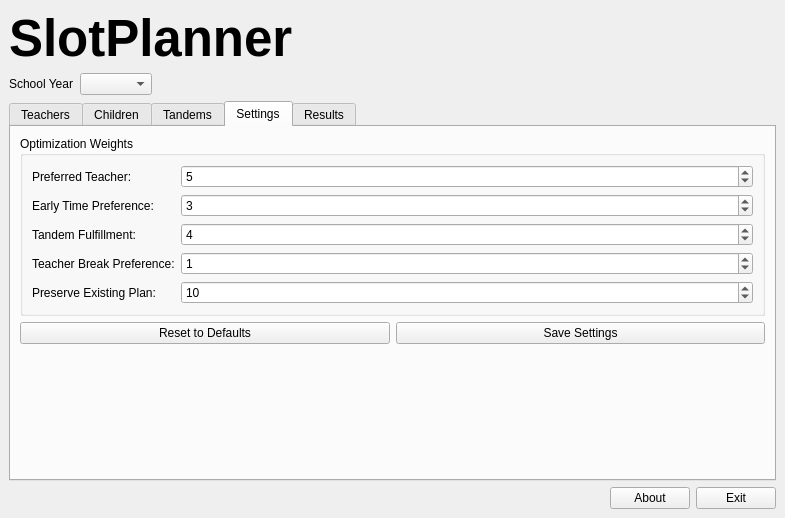
Qt form app/ui/main_window_v2.ui (wkeram/SlotPlanner) before a commit.
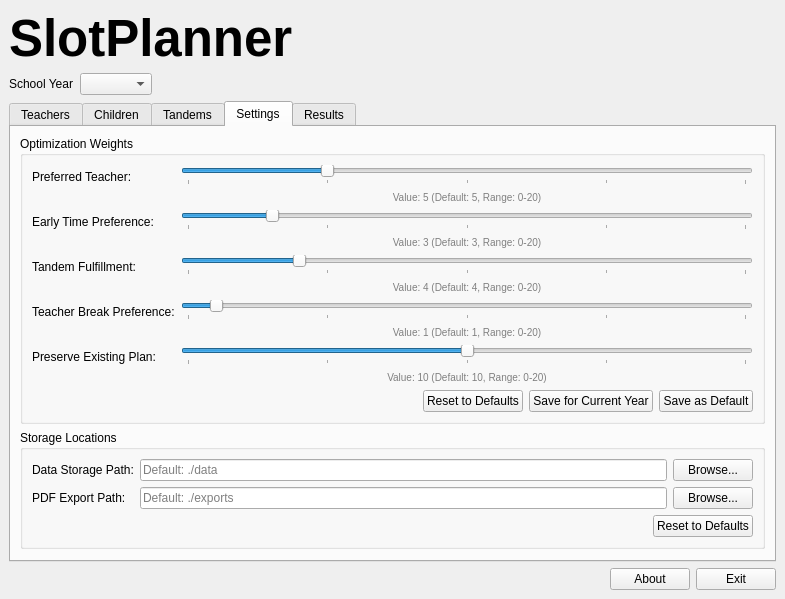
The same form after that commit. The open tabs and pages were chosen to show the change.

Commit message: feat: Refactor optimization weights handling with sliders and UI updates fix: Enhance storage path management with loading and resetting functionality

Diff of the .ui file:
```diff
--- a/app/ui/main_window_v2.ui
+++ b/app/ui/main_window_v2.ui
@@ -223,6 +223,8 @@
             <property name="title">
              <string>Optimization Weights</string>
             </property>
+            <layout class="QVBoxLayout" name="verticalLayout_weights">
+             <item>
             <layout class="QFormLayout" name="formLayoutWeights">
              <item row="0" column="0">
               <widget class="QLabel" name="labelPreferredTeacher">
@@ -232,7 +234,9 @@
               </widget>
              </item>
              <item row="0" column="1">
-              <widget class="QSpinBox" name="spinPreferredTeacher">
+              <layout class="QVBoxLayout" name="layoutPreferredTeacher">
+               <item>
+                <widget class="QSlider" name="sliderPreferredTeacher">
                <property name="minimum">
                 <number>0</number>
                </property>
@@ -242,7 +246,31 @@
                <property name="value">
                 <number>5</number>
                </property>
-              </widget>
+                 <property name="orientation">
+                  <enum>Qt::Orientation::Horizontal</enum>
+                 </property>
+                 <property name="tickPosition">
+                  <enum>QSlider::TickPosition::TicksBelow</enum>
+                 </property>
+                 <property name="tickInterval">
+                  <number>5</number>
+                 </property>
+                </widget>
+               </item>
+               <item>
+                <widget class="QLabel" name="labelPreferredTeacherValue">
+                 <property name="text">
+                  <string>Value: 5 (Default: 5, Range: 0-20)</string>
+                 </property>
+                 <property name="alignment">
+                  <enum>Qt::AlignmentFlag::AlignCenter</enum>
+                 </property>
+                 <property name="styleSheet">
+                  <string>font-size: 10px; color: gray;</string>
+                 </property>
+                </widget>
+               </item>
+              </layout>
              </item>
              <item row="1" column="0">
               <widget class="QLabel" name="labelEarlySlot">
@@ -252,7 +280,9 @@
               </widget>
              </item>
              <item row="1" column="1">
-              <widget class="QSpinBox" name="spinEarlySlot">
+              <layout class="QVBoxLayout" name="layoutEarlySlot">
+               <item>
+                <widget class="QSlider" name="sliderEarlySlot">
                <property name="minimum">
                 <number>0</number>
                </property>
@@ -262,7 +292,31 @@
                <property name="value">
                 <number>3</number>
                </property>
-              </widget>
+                 <property name="orientation">
+                  <enum>Qt::Orientation::Horizontal</enum>
+                 </property>
+                 <property name="tickPosition">
+                  <enum>QSlider::TickPosition::TicksBelow</enum>
+                 </property>
+                 <property name="tickInterval">
+                  <number>5</number>
+                 </property>
+                </widget>
+               </item>
+               <item>
+                <widget class="QLabel" name="labelEarlySlotValue">
+                 <property name="text">
+                  <string>Value: 3 (Default: 3, Range: 0-20)</string>
+                 </property>
+                 <property name="alignment">
+                  <enum>Qt::AlignmentFlag::AlignCenter</enum>
+                 </property>
+                 <property name="styleSheet">
+                  <string>font-size: 10px; color: gray;</string>
+                 </property>
+                </widget>
+               </item>
+              </layout>
              </item>
              <item row="2" column="0">
               <widget class="QLabel" name="labelTandemFulfilled">
@@ -272,7 +326,9 @@
               </widget>
              </item>
              <item row="2" column="1">
-              <widget class="QSpinBox" name="spinTandemFulfilled">
+              <layout class="QVBoxLayout" name="layoutTandemFulfilled">
+               <item>
+                <widget class="QSlider" name="sliderTandemFulfilled">
                <property name="minimum">
                 <number>0</number>
                </property>
@@ -282,7 +338,31 @@
                <property name="value">
                 <number>4</number>
                </property>
-              </widget>
+                 <property name="orientation">
+                  <enum>Qt::Orientation::Horizontal</enum>
+                 </property>
+                 <property name="tickPosition">
+                  <enum>QSlider::TickPosition::TicksBelow</enum>
+                 </property>
+                 <property name="tickInterval">
+                  <number>5</number>
+                 </property>
+                </widget>
+               </item>
+               <item>
+                <widget class="QLabel" name="labelTandemFulfilledValue">
+                 <property name="text">
+                  <string>Value: 4 (Default: 4, Range: 0-20)</string>
+                 </property>
+                 <property name="alignment">
+                  <enum>Qt::AlignmentFlag::AlignCenter</enum>
+                 </property>
+                 <property name="styleSheet">
+                  <string>font-size: 10px; color: gray;</string>
+                 </property>
+                </widget>
+               </item>
+              </layout>
              </item>
              <item row="3" column="0">
               <widget class="QLabel" name="labelTeacherBreak">
@@ -292,7 +372,9 @@
               </widget>
              </item>
              <item row="3" column="1">
-              <widget class="QSpinBox" name="spinTeacherBreak">
+              <layout class="QVBoxLayout" name="layoutTeacherBreak">
+               <item>
+                <widget class="QSlider" name="sliderTeacherBreak">
                <property name="minimum">
                 <number>0</number>
                </property>
@@ -302,7 +384,31 @@
                <property name="value">
                 <number>1</number>
                </property>
-              </widget>
+                 <property name="orientation">
+                  <enum>Qt::Orientation::Horizontal</enum>
+                 </property>
+                 <property name="tickPosition">
+                  <enum>QSlider::TickPosition::TicksBelow</enum>
+                 </property>
+                 <property name="tickInterval">
+                  <number>5</number>
+                 </property>
+                </widget>
+               </item>
+               <item>
+                <widget class="QLabel" name="labelTeacherBreakValue">
+                 <property name="text">
+                  <string>Value: 1 (Default: 1, Range: 0-20)</string>
+                 </property>
+                 <property name="alignment">
+                  <enum>Qt::AlignmentFlag::AlignCenter</enum>
+                 </property>
+                 <property name="styleSheet">
+                  <string>font-size: 10px; color: gray;</string>
+                 </property>
+                </widget>
+               </item>
+              </layout>
              </item>
              <item row="4" column="0">
               <widget class="QLabel" name="labelPreserveExisting">
@@ -312,7 +418,9 @@
               </widget>
              </item>
              <item row="4" column="1">
-              <widget class="QSpinBox" name="spinPreserveExisting">
+              <layout class="QVBoxLayout" name="layoutPreserveExisting">
+               <item>
+                <widget class="QSlider" name="sliderPreserveExisting">
                <property name="minimum">
                 <number>0</number>
                </property>
@@ -322,15 +430,51 @@
                <property name="value">
                 <number>10</number>
                </property>
-              </widget>
-             </item>
-            </layout>
-           </widget>
-          </item>
+                 <property name="orientation">
+                  <enum>Qt::Orientation::Horizontal</enum>
+                 </property>
+                 <property name="tickPosition">
+                  <enum>QSlider::TickPosition::TicksBelow</enum>
+                 </property>
+                 <property name="tickInterval">
+                  <number>5</number>
+                 </property>
+                </widget>
+               </item>
+               <item>
+                <widget class="QLabel" name="labelPreserveExistingValue">
+                 <property name="text">
+                  <string>Value: 10 (Default: 10, Range: 0-20)</string>
+                 </property>
+                 <property name="alignment">
+                  <enum>Qt::AlignmentFlag::AlignCenter</enum>
+                 </property>
+                 <property name="styleSheet">
+                  <string>font-size: 10px; color: gray;</string>
+                 </property>
+                </widget>
+               </item>
+              </layout>
+             </item>
+              </layout>
+             </item>
           <item>
-           <layout class="QHBoxLayout" name="horizontalLayout_6">
+              <layout class="QHBoxLayout" name="horizontalLayout_weights_buttons">
             <item>
-             <widget class="QPushButton" name="buttonResetWeights">
+                <spacer name="horizontalSpacer_weights">
+                 <property name="orientation">
+                  <enum>Qt::Orientation::Horizontal</enum>
+                 </property>
+                 <property name="sizeHint" stdset="0">
+                  <size>
+                   <width>40</width>
+                   <height>20</height>
+                  </size>
+                 </property>
+                </spacer>
+               </item>
+               <item>
+                <widget class="QPushButton" name="buttonResetWeightsToDefaults">
               <property name="text">
                <string>Reset to Defaults</string>
               </property>
@@ -339,11 +483,135 @@
             <item>
              <widget class="QPushButton" name="buttonSaveSettings">
               <property name="text">
-               <string>Save Settings</string>
-              </property>
-             </widget>
-            </item>
-           </layout>
+                  <string>Save for Current Year</string>
+                 </property>
+                 <property name="toolTip">
+                  <string>Save current optimization weights to the selected school year</string>
+                 </property>
+                </widget>
+               </item>
+               <item>
+                <widget class="QPushButton" name="buttonSaveWeightsAsDefault">
+                 <property name="text">
+                  <string>Save as Default</string>
+                 </property>
+                 <property name="toolTip">
+                  <string>Save current weights as default values for new projects</string>
+                 </property>
+                </widget>
+               </item>
+              </layout>
+             </item>
+            </layout>
+           </widget>
+          </item>
+          <item>
+           <widget class="QGroupBox" name="groupBoxStoragePaths">
+            <property name="title">
+             <string>Storage Locations</string>
+            </property>
+            <layout class="QVBoxLayout" name="verticalLayout_11">
+             <item>
+              <layout class="QFormLayout" name="formLayoutPaths">
+               <item row="0" column="0">
+                <widget class="QLabel" name="labelDataPath">
+                 <property name="text">
+                  <string>Data Storage Path:</string>
+                 </property>
+                </widget>
+               </item>
+               <item row="0" column="1">
+                <layout class="QHBoxLayout" name="horizontalLayout_9">
+                 <item>
+                  <widget class="QLineEdit" name="lineEditDataPath">
+                   <property name="readOnly">
+                    <bool>true</bool>
+                   </property>
+                   <property name="placeholderText">
+                    <string>Default: ./data</string>
+                   </property>
+                   <property name="toolTip">
+                    <string>Directory where JSON data files are stored</string>
+                   </property>
+                  </widget>
+                 </item>
+                 <item>
+                  <widget class="QPushButton" name="buttonSelectDataPath">
+                   <property name="text">
+                    <string>Browse...</string>
+                   </property>
+                   <property name="toolTip">
+                    <string>Select directory for data storage</string>
+                   </property>
+                  </widget>
+                 </item>
+                </layout>
+               </item>
+               <item row="1" column="0">
+                <widget class="QLabel" name="labelExportPath">
+                 <property name="text">
+                  <string>PDF Export Path:</string>
+                 </property>
+                </widget>
+               </item>
+               <item row="1" column="1">
+                <layout class="QHBoxLayout" name="horizontalLayout_10">
+                 <item>
+                  <widget class="QLineEdit" name="lineEditExportPath">
+                   <property name="readOnly">
+                    <bool>true</bool>
+                   </property>
+                   <property name="placeholderText">
+                    <string>Default: ./exports</string>
+                   </property>
+                   <property name="toolTip">
+                    <string>Directory where PDF exports are saved</string>
+                   </property>
+                  </widget>
+                 </item>
+                 <item>
+                  <widget class="QPushButton" name="buttonSelectExportPath">
+                   <property name="text">
+                    <string>Browse...</string>
+                   </property>
+                   <property name="toolTip">
+                    <string>Select directory for PDF exports</string>
+                   </property>
+                  </widget>
+                 </item>
+                </layout>
+               </item>
+              </layout>
+             </item>
+             <item>
+              <layout class="QHBoxLayout" name="horizontalLayout_11">
+               <item>
+                <spacer name="horizontalSpacer_5">
+                 <property name="orientation">
+                  <enum>Qt::Orientation::Horizontal</enum>
+                 </property>
+                 <property name="sizeHint" stdset="0">
+                  <size>
+                   <width>40</width>
+                   <height>20</height>
+                  </size>
+                 </property>
+                </spacer>
+               </item>
+               <item>
+                <widget class="QPushButton" name="buttonResetPathsToDefaults">
+                 <property name="text">
+                  <string>Reset to Defaults</string>
+                 </property>
+                 <property name="toolTip">
+                  <string>Reset storage paths to absolute default locations</string>
+                 </property>
+                </widget>
+               </item>
+              </layout>
+             </item>
+            </layout>
+           </widget>
           </item>
           <item>
            <spacer name="verticalSpacer">
```
Left out of the diff: 5 changed lines with no effect on the pictures. Lines whose indentation alone changed are shown as unchanged. The commit also changes 5 other files.
